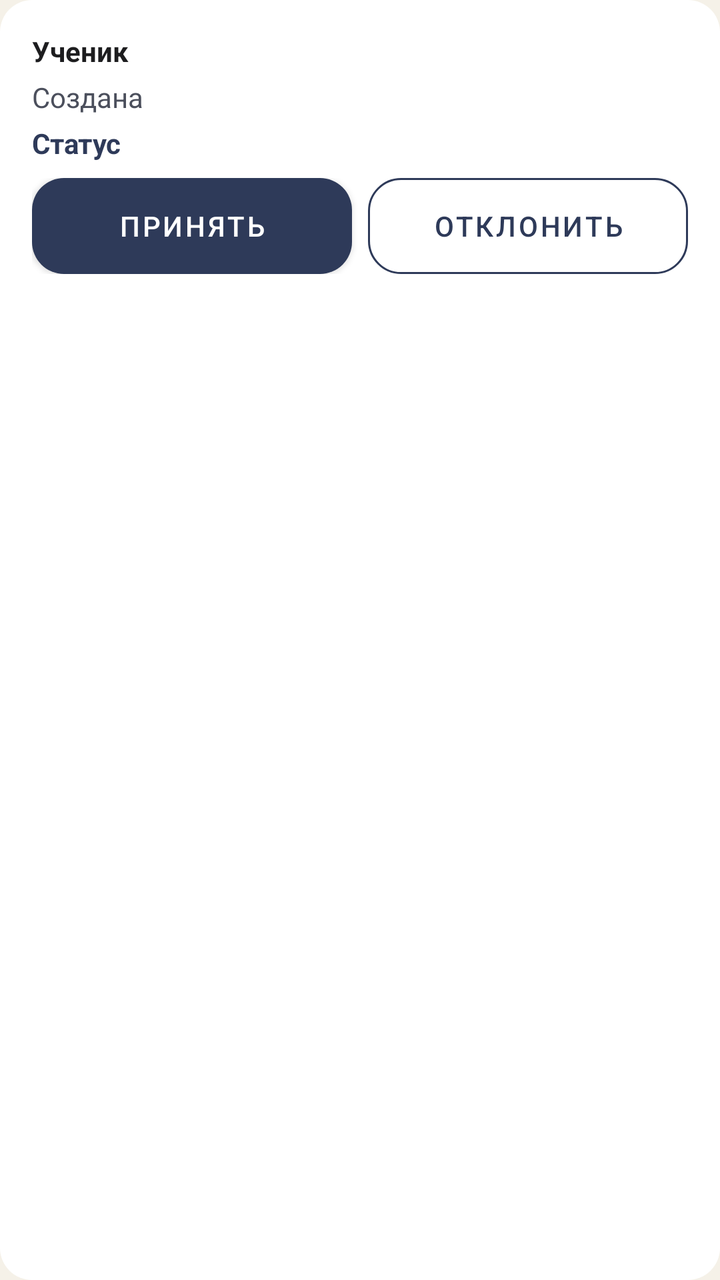
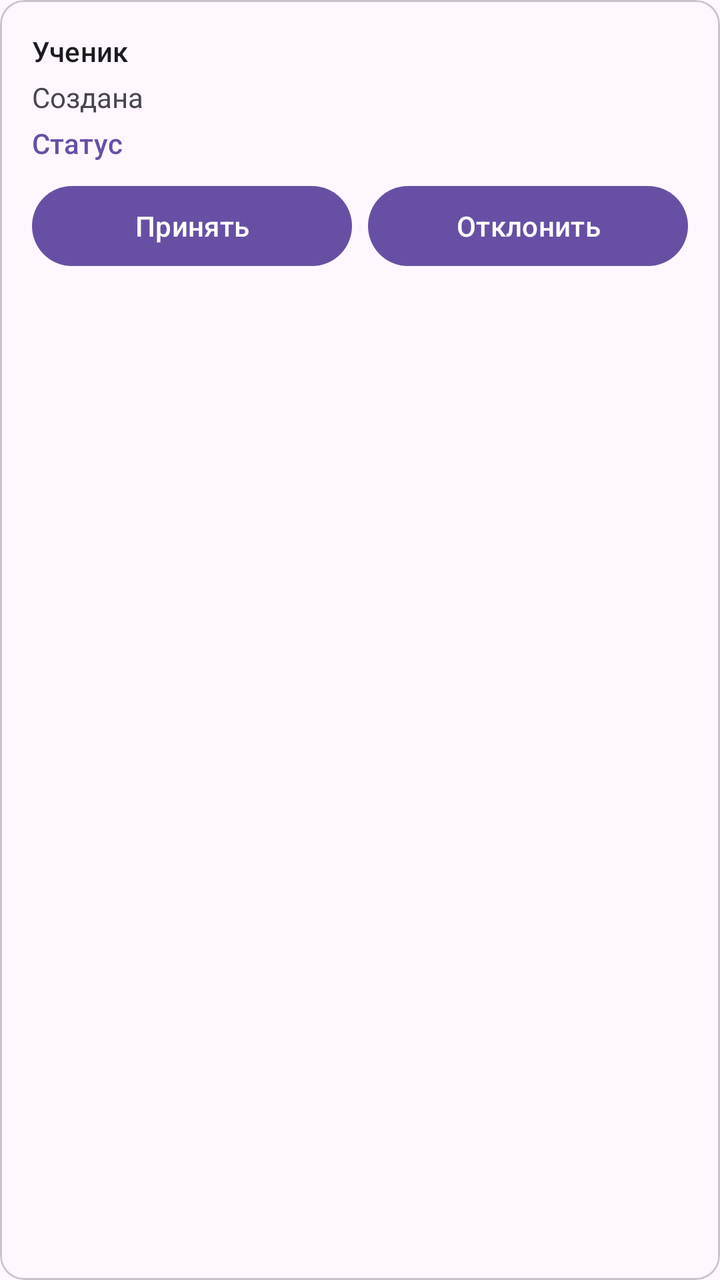

An Android layout rendered at two revisions. The XML below is the earlier revision; the diff shows what the commit changed to produce the second picture.
<!-- AndroidManifest.xml: application theme Theme.TutorPlatform -->
<!-- res/layout/item_application.xml -->
<?xml version="1.0" encoding="utf-8"?>
<LinearLayout
    xmlns:android="http://schemas.android.com/apk/res/android"
    android:layout_width="match_parent"
    android:layout_height="wrap_content"
    android:layout_marginBottom="@dimen/spacing_sm"
    android:background="@drawable/bg_card"
    android:orientation="vertical"
    android:padding="@dimen/spacing_md">

    <TextView
        android:id="@+id/application_title"
        android:layout_width="match_parent"
        android:layout_height="wrap_content"
        android:text="Ученик"
        android:textColor="@color/text_primary"
        android:textStyle="bold" />

    <TextView
        android:id="@+id/application_subtitle"
        android:layout_width="match_parent"
        android:layout_height="wrap_content"
        android:layout_marginTop="@dimen/spacing_xs"
        android:text="Создана"
        android:textColor="@color/text_secondary" />

    <TextView
        android:id="@+id/application_status"
        android:layout_width="match_parent"
        android:layout_height="wrap_content"
        android:layout_marginTop="@dimen/spacing_xs"
        android:text="Статус"
        android:textColor="@color/brand_primary"
        android:textStyle="bold" />

    <LinearLayout
        android:layout_width="match_parent"
        android:layout_height="wrap_content"
        android:layout_marginTop="@dimen/spacing_sm"
        android:orientation="horizontal">

        <Button
            android:id="@+id/application_accept"
            android:layout_width="0dp"
            android:layout_height="wrap_content"
            android:layout_weight="1"
            android:background="@drawable/bg_button_primary"
            android:text="Принять"
            android:textColor="@color/white" />

        <Button
            android:id="@+id/application_reject"
            android:layout_width="0dp"
            android:layout_height="wrap_content"
            android:layout_marginStart="@dimen/spacing_sm"
            android:layout_weight="1"
            android:background="@drawable/bg_button_outline"
            android:text="Отклонить"
            android:textColor="@color/brand_primary" />

    </LinearLayout>

</LinearLayout>
<!-- resources referenced by this layout -->
<resources>
  <color name="brand_primary">#2E3A59</color>
  <color name="text_primary">#1D1D1F</color>
  <color name="text_secondary">#4B4F5C</color>
  <color name="white">#FFFFFF</color>
  <dimen name="spacing_md">16dp</dimen>
  <dimen name="spacing_sm">8dp</dimen>
  <dimen name="spacing_xs">4dp</dimen>
  <!-- drawable bg_button_outline (drawable) -->
  <shape xmlns:android="http://schemas.android.com/apk/res/android">
      <solid android:color="@android:color/transparent" />
      <stroke android:width="1dp" android:color="@color/brand_primary" />
      <corners android:radius="@dimen/corner_md" />
  </shape>
  <!-- drawable bg_button_primary (drawable) -->
  <shape xmlns:android="http://schemas.android.com/apk/res/android">
      <solid android:color="@color/brand_primary" />
      <corners android:radius="@dimen/corner_md" />
  </shape>
  <!-- drawable bg_card (drawable) -->
  <shape xmlns:android="http://schemas.android.com/apk/res/android">
      <solid android:color="@color/surface" />
      <corners android:radius="@dimen/corner_md" />
  </shape>
  <style name="Theme.TutorPlatform" parent="Theme.MaterialComponents.Light.NoActionBar">
          <item name="colorPrimary">@color/brand_primary</item>
          <item name="colorPrimaryVariant">@color/brand_dark</item>
          <item name="colorOnPrimary">@color/white</item>
          <item name="colorSecondary">@color/brand_secondary</item>
          <item name="colorSecondaryVariant">@color/brand_tertiary</item>
          <item name="colorOnSecondary">@color/brand_dark</item>
          <item name="android:statusBarColor">@color/brand_dark</item>
          <item name="android:windowBackground">@color/brand_light</item>
          <item name="android:colorAccent">@color/accent</item>
      </style>
  <dimen name="corner_md">16dp</dimen>
  <color name="surface">#FFFFFF</color>
  <color name="brand_dark">#1F2433</color>
  <color name="brand_secondary">#E9B44C</color>
  <color name="brand_tertiary">#D6605A</color>
  <color name="brand_light">#F5F1E8</color>
  <color name="accent">#3C6E71</color>
</resources>

<!-- the commit's change to res/layout/item_application.xml (unified diff, before → after) -->
@@ -1,63 +1,66 @@
 <?xml version="1.0" encoding="utf-8"?>
-<LinearLayout
+<com.google.android.material.card.MaterialCardView
     xmlns:android="http://schemas.android.com/apk/res/android"
+    xmlns:app="http://schemas.android.com/apk/res-auto"
     android:layout_width="match_parent"
     android:layout_height="wrap_content"
     android:layout_marginBottom="@dimen/spacing_sm"
-    android:background="@drawable/bg_card"
-    android:orientation="vertical"
-    android:padding="@dimen/spacing_md">
-
-    <TextView
-        android:id="@+id/application_title"
-        android:layout_width="match_parent"
-        android:layout_height="wrap_content"
-        android:text="Ученик"
-        android:textColor="@color/text_primary"
-        android:textStyle="bold" />
-
-    <TextView
-        android:id="@+id/application_subtitle"
-        android:layout_width="match_parent"
-        android:layout_height="wrap_content"
-        android:layout_marginTop="@dimen/spacing_xs"
-        android:text="Создана"
-        android:textColor="@color/text_secondary" />
-
-    <TextView
-        android:id="@+id/application_status"
-        android:layout_width="match_parent"
-        android:layout_height="wrap_content"
-        android:layout_marginTop="@dimen/spacing_xs"
-        android:text="Статус"
-        android:textColor="@color/brand_primary"
-        android:textStyle="bold" />
+    android:fitsSystemWindows="true">
 
     <LinearLayout
         android:layout_width="match_parent"
         android:layout_height="wrap_content"
-        android:layout_marginTop="@dimen/spacing_sm"
-        android:orientation="horizontal">
+        android:orientation="vertical"
+        android:padding="@dimen/spacing_md">
 
-        <Button
-            android:id="@+id/application_accept"
-            android:layout_width="0dp"
+        <com.google.android.material.textview.MaterialTextView
+            android:id="@+id/application_title"
+            android:layout_width="match_parent"
             android:layout_height="wrap_content"
-            android:layout_weight="1"
-            android:background="@drawable/bg_button_primary"
-            android:text="Принять"
-            android:textColor="@color/white" />
+            android:text="Ученик"
+            android:textColor="?attr/colorOnSurface"
+            android:textAppearance="?attr/textAppearanceTitleSmall" />
 
-        <Button
-            android:id="@+id/application_reject"
-            android:layout_width="0dp"
+        <com.google.android.material.textview.MaterialTextView
+            android:id="@+id/application_subtitle"
+            android:layout_width="match_parent"
             android:layout_height="wrap_content"
-            android:layout_marginStart="@dimen/spacing_sm"
-            android:layout_weight="1"
-            android:background="@drawable/bg_button_outline"
-            android:text="Отклонить"
-            android:textColor="@color/brand_primary" />
+            android:layout_marginTop="@dimen/spacing_xs"
+            android:text="Создана"
+            android:textColor="?attr/colorOnSurfaceVariant" />
+
+        <com.google.android.material.textview.MaterialTextView
+            android:id="@+id/application_status"
+            android:layout_width="match_parent"
+            android:layout_height="wrap_content"
+            android:layout_marginTop="@dimen/spacing_xs"
+            android:text="Статус"
+            android:textColor="?attr/colorPrimary"
+            android:textAppearance="?attr/textAppearanceTitleSmall" />
+
+        <LinearLayout
+            android:layout_width="match_parent"
+            android:layout_height="wrap_content"
+            android:layout_marginTop="@dimen/spacing_sm"
+            android:orientation="horizontal">
+
+            <com.google.android.material.button.MaterialButton
+                android:id="@+id/application_accept"
+                android:layout_width="0dp"
+                android:layout_height="wrap_content"
+                android:layout_weight="1"
+                android:text="Принять" />
+
+            <com.google.android.material.button.MaterialButton
+                android:id="@+id/application_reject"
+                android:layout_width="0dp"
+                android:layout_height="wrap_content"
+                android:layout_marginStart="@dimen/spacing_sm"
+                android:layout_weight="1"
+                android:text="Отклонить" />
+
+        </LinearLayout>
 
     </LinearLayout>
 
-</LinearLayout>
+</com.google.android.material.card.MaterialCardView>
<!-- resource entries referenced after the edit -->
@@ -1,45 +1,13 @@
 <!-- resources referenced by this layout -->
 <resources>
-  <color name="brand_primary">#2E3A59</color>
-  <color name="text_primary">#1D1D1F</color>
-  <color name="text_secondary">#4B4F5C</color>
-  <color name="white">#FFFFFF</color>
   <dimen name="spacing_md">16dp</dimen>
   <dimen name="spacing_sm">8dp</dimen>
   <dimen name="spacing_xs">4dp</dimen>
-  <!-- drawable bg_button_outline (drawable) -->
-  <shape xmlns:android="http://schemas.android.com/apk/res/android">
-      <solid android:color="@android:color/transparent" />
-      <stroke android:width="1dp" android:color="@color/brand_primary" />
-      <corners android:radius="@dimen/corner_md" />
-  </shape>
-  <!-- drawable bg_button_primary (drawable) -->
-  <shape xmlns:android="http://schemas.android.com/apk/res/android">
-      <solid android:color="@color/brand_primary" />
-      <corners android:radius="@dimen/corner_md" />
-  </shape>
-  <!-- drawable bg_card (drawable) -->
-  <shape xmlns:android="http://schemas.android.com/apk/res/android">
-      <solid android:color="@color/surface" />
-      <corners android:radius="@dimen/corner_md" />
-  </shape>
-  <style name="Theme.TutorPlatform" parent="Theme.MaterialComponents.Light.NoActionBar">
-          <item name="colorPrimary">@color/brand_primary</item>
-          <item name="colorPrimaryVariant">@color/brand_dark</item>
-          <item name="colorOnPrimary">@color/white</item>
-          <item name="colorSecondary">@color/brand_secondary</item>
-          <item name="colorSecondaryVariant">@color/brand_tertiary</item>
-          <item name="colorOnSecondary">@color/brand_dark</item>
-          <item name="android:statusBarColor">@color/brand_dark</item>
-          <item name="android:windowBackground">@color/brand_light</item>
-          <item name="android:colorAccent">@color/accent</item>
+  <style name="Theme.TutorPlatform" parent="Theme.Material3.DayNight.NoActionBar">
+          <item name="chatMyBubbleColor">?attr/colorPrimaryContainer</item>
+          <item name="chatMyBubbleTextColor">?attr/colorOnPrimaryContainer</item>
+          <item name="chatOtherBubbleColor">?attr/colorSurfaceVariant</item>
+          <item name="chatOtherBubbleTextColor">?attr/colorOnSurfaceVariant</item>
       </style>
-  <dimen name="corner_md">16dp</dimen>
-  <color name="surface">#FFFFFF</color>
-  <color name="brand_dark">#1F2433</color>
-  <color name="brand_secondary">#E9B44C</color>
-  <color name="brand_tertiary">#D6605A</color>
-  <color name="brand_light">#F5F1E8</color>
-  <color name="accent">#3C6E71</color>
 </resources>
 
